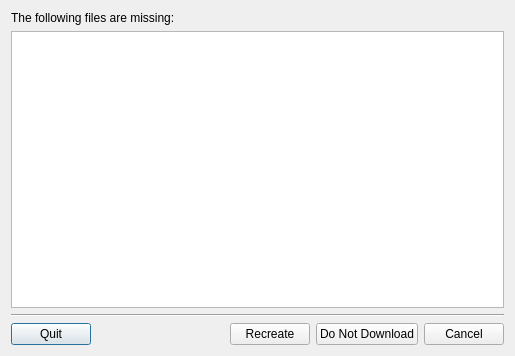
Before: the Qt Designer form ktorrent/missingfilesdlg.ui in KDE/ktorrent, drawn with Qt 5.
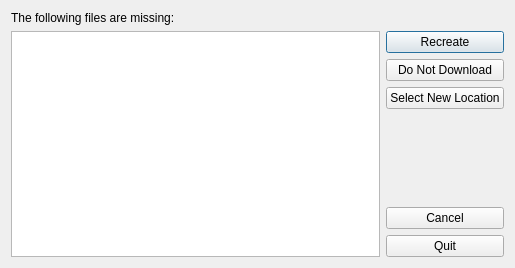
After: the same form once the commit is applied. Custom widgets are drawn as their Qt base class.

Commit message: Add feature which allows you to select a new location for missing data

Patch:
```diff
--- a/ktorrent/missingfilesdlg.ui
+++ b/ktorrent/missingfilesdlg.ui
@@ -6,7 +6,7 @@
     <x>0</x>
     <y>0</y>
     <width>515</width>
-    <height>356</height>
+    <height>268</height>
    </rect>
   </property>
   <property name="windowTitle" >
@@ -20,52 +20,65 @@
      </property>
     </widget>
    </item>
-   <item>
-    <widget class="QListWidget" name="m_file_list" />
-   </item>
-   <item>
-    <widget class="Line" name="line" >
-     <property name="orientation" >
-      <enum>Qt::Horizontal</enum>
-     </property>
-    </widget>
-   </item>
    <item>
     <layout class="QHBoxLayout" >
      <item>
-      <widget class="KPushButton" name="m_quit" >
+      <widget class="QListWidget" name="m_file_list" />
+     </item>
+     <item>
+      <layout class="QVBoxLayout" >
+       <item>
+        <widget class="KPushButton" name="m_recreate" >
+         <property name="toolTip" >
+          <string>&lt;html>&lt;head>&lt;meta name="qrichtext" content="1" />&lt;style type="text/css">
+p, li { white-space: pre-wrap; }
+&lt;/style>&lt;/head>&lt;body style=" font-family:'Sans Serif'; font-size:10pt; font-weight:400; font-style:normal;">
+&lt;p style=" margin-top:0px; margin-bottom:0px; margin-left:0px; margin-right:0px; -qt-block-indent:0; text-indent:0px;">They are no longer there, recreate them.&lt;/p>&lt;/body>&lt;/html></string>
+         </property>
        <property name="text" >
-        <string>Quit</string>
+          <string>Recreate</string>
+         </property>
+        </widget>
+       </item>
+       <item>
+        <widget class="KPushButton" name="m_dnd" >
+         <property name="toolTip" >
+          <string>&lt;html>&lt;head>&lt;meta name="qrichtext" content="1" />&lt;style type="text/css">
+p, li { white-space: pre-wrap; }
+&lt;/style>&lt;/head>&lt;body style=" font-family:'Sans Serif'; font-size:10pt; font-weight:400; font-style:normal;">
+&lt;p style=" margin-top:0px; margin-bottom:0px; margin-left:0px; margin-right:0px; -qt-block-indent:0; text-indent:0px;">Do not download the missing files.&lt;/p>&lt;/body>&lt;/html></string>
+         </property>
+         <property name="text" >
+          <string>Do Not Download</string>
+         </property>
+        </widget>
+       </item>
+       <item>
+        <widget class="KPushButton" name="m_select_new" >
+         <property name="toolTip" >
+          <string>&lt;html>&lt;head>&lt;meta name="qrichtext" content="1" />&lt;style type="text/css">
+p, li { white-space: pre-wrap; }
+&lt;/style>&lt;/head>&lt;body style=" font-family:'Sans Serif'; font-size:10pt; font-weight:400; font-style:normal;">
+&lt;p style=" margin-top:0px; margin-bottom:0px; margin-left:0px; margin-right:0px; -qt-block-indent:0; text-indent:0px;">The files have been moved to another location, select the new location.&lt;/p>&lt;/body>&lt;/html></string>
+         </property>
+         <property name="text" >
+          <string>Select New Location</string>
        </property>
       </widget>
      </item>
      <item>
       <spacer>
        <property name="orientation" >
-        <enum>Qt::Horizontal</enum>
+          <enum>Qt::Vertical</enum>
        </property>
        <property name="sizeHint" >
         <size>
-         <width>40</width>
-         <height>20</height>
+           <width>20</width>
+           <height>40</height>
         </size>
        </property>
       </spacer>
      </item>
-     <item>
-      <widget class="KPushButton" name="m_recreate" >
-       <property name="text" >
-        <string>Recreate</string>
-       </property>
-      </widget>
-     </item>
-     <item>
-      <widget class="KPushButton" name="m_dnd" >
-       <property name="text" >
-        <string>Do Not Download</string>
-       </property>
-      </widget>
-     </item>
      <item>
       <widget class="KPushButton" name="m_cancel" >
        <property name="text" >
@@ -73,6 +86,21 @@
        </property>
       </widget>
      </item>
+       <item>
+        <widget class="KPushButton" name="m_quit" >
+         <property name="toolTip" >
+          <string>&lt;html>&lt;head>&lt;meta name="qrichtext" content="1" />&lt;style type="text/css">
+p, li { white-space: pre-wrap; }
+&lt;/style>&lt;/head>&lt;body style=" font-family:'Sans Serif'; font-size:10pt; font-weight:400; font-style:normal;">
+&lt;p style=" margin-top:0px; margin-bottom:0px; margin-left:0px; margin-right:0px; -qt-block-indent:0; text-indent:0px;">Quit KTorrent&lt;/p>&lt;/body>&lt;/html></string>
+         </property>
+         <property name="text" >
+          <string>Quit</string>
+         </property>
+        </widget>
+       </item>
+      </layout>
+     </item>
     </layout>
    </item>
   </layout>
```
Left out of the diff: 8 changed lines with no effect on the pictures. Lines whose indentation alone changed are shown as unchanged. The commit also changes 12 other files.
